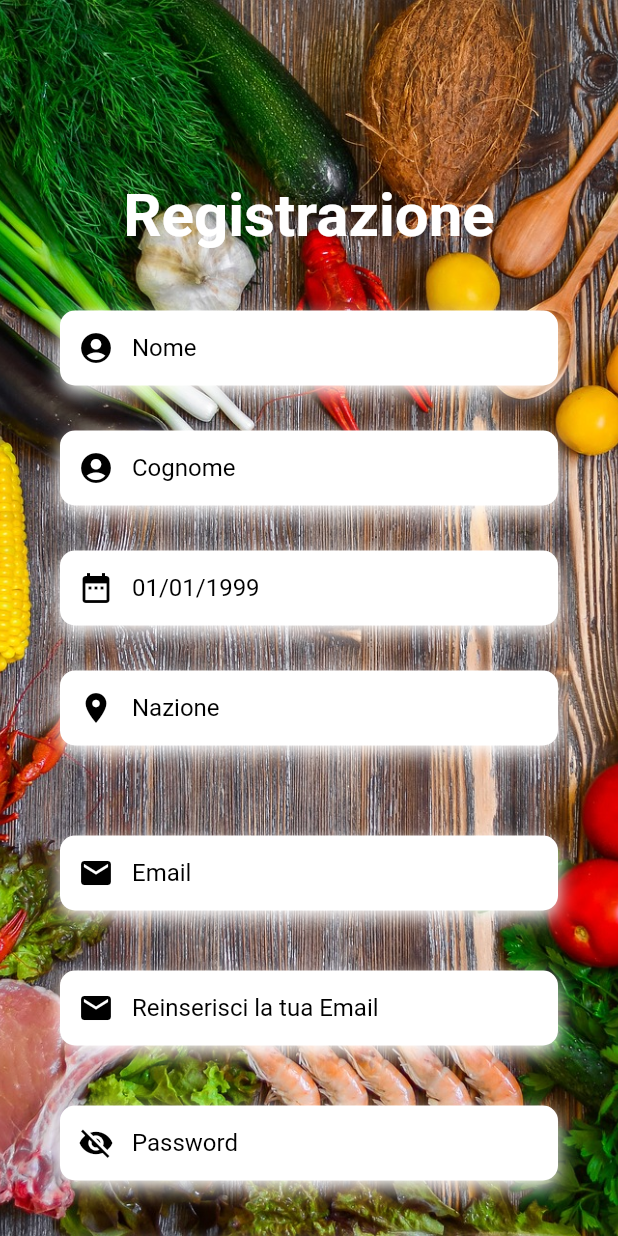
After one commit to MichCyb/Smart-food, a Flutter app: the screen it shows after launch, after a tap on an icon or button, on a phone screen of 412 x 824 dp. The commit adds this screen. Run offline on Flutter 3.47's test engine with Material 2 defaults, Android fonts, the phone set to English and light mode, and no system bars; our stand-ins replace email_validator, fluttertoast; Roboto replaces fonts that are missing (OpenSans).

Commit message:
New Update

```diff
--- a/lib/classes/login_page.dart
+++ b/lib/classes/login_page.dart
@@ -3,6 +3,7 @@ import 'package:flutter/material.dart';
 import 'package:flutter/services.dart';
 import 'package:email_validator/email_validator.dart';
 import 'package:fluttertoast/fluttertoast.dart';
+import 'package:smart_food/classes/register_page.dart';
 import '../constanti.dart';
 
 class LoginApp extends StatefulWidget {
@@ -24,16 +25,12 @@ class _LoginAppState extends State<LoginApp> {
     return Column(
       crossAxisAlignment: CrossAxisAlignment.start,
       children: <Widget>[
-        const Text(
-          'Email',
-          style: kLabelStyle,
-        ),
         const SizedBox(
           height: 10.0,
         ),
         Container(
           alignment: Alignment.centerLeft,
-          height: 60,
+          height: 50,
           decoration: kBoxDecorationStyle,
           child: TextFormField(
             controller: _emailCont,
@@ -54,7 +51,7 @@ class _LoginAppState extends State<LoginApp> {
               prefixIcon: Icon(
                 Icons.email,
                 color: Colors.black,),
-              hintText: "Inserisci la tua email",
+              hintText: "Email",
               hintStyle: kHintTextStyle,
             ),
           ),
@@ -76,13 +73,14 @@ class _LoginAppState extends State<LoginApp> {
         ),
         Container(
           alignment: Alignment.centerLeft,
-          height: 60,
+          height: 50,
           decoration: kBoxDecorationStyle,
           child: TextFormField(
             controller: _passCont,
             obscureText: !_isPassVisible,
             style: const TextStyle(
               color: Colors.black,
+              fontFamily: 'OpenSans',
             ),
             decoration: InputDecoration(
               border: InputBorder.none,
@@ -154,7 +152,7 @@ class _LoginAppState extends State<LoginApp> {
       child: ElevatedButton(
         style: ElevatedButton.styleFrom(
           elevation: 5.0,
-          padding: const EdgeInsets.all(15.0),
+          padding: const EdgeInsets.all(13.0),
           shape: RoundedRectangleBorder(
             borderRadius: BorderRadius.circular(30.0),
           ),
@@ -210,7 +208,13 @@ class _LoginAppState extends State<LoginApp> {
 
   Widget _buildSignupBtn() {
     return GestureDetector(
-      onTap: () => print('Sign Up Button Pressed'),
+      onTap: () {
+        Navigator
+         .push(
+          context,
+          MaterialPageRoute(builder: (context) => RegisterPage())
+        );
+      },
       child: RichText(
         text: TextSpan(
           children: [
--- /dev/null
+++ b/lib/classes/register_page.dart
@@ -0,0 +1,388 @@
+import 'package:flutter/cupertino.dart';
+import 'package:flutter/material.dart';
+import '../constanti.dart';
+import 'package:email_validator/email_validator.dart';
+import 'package:smart_food/constanti.dart';
+
+class RegisterPage extends StatefulWidget {
+  const RegisterPage({Key? key}) : super(key: key);
+
+  @override
+  _RegisterPageState createState() => _RegisterPageState();
+}
+
+class _RegisterPageState extends State<RegisterPage> {
+  @override
+  final _nomeCont = TextEditingController();
+  final _cognomeCont = TextEditingController();
+  final _dataCont = TextEditingController();
+  final _emailCont = TextEditingController();
+  bool _emailIsValid = false;
+  final _emailValCont = TextEditingController();
+  bool _emailValIsValid = false;
+  final _passCont = TextEditingController();
+  bool _isPassVisible = false;
+  final _passValCont = TextEditingController();
+  bool _isPassValVisible = false;
+
+  String _dataN = "";
+
+  Widget _NomeBuilder() {
+    return Column(
+     crossAxisAlignment: CrossAxisAlignment.start,
+     mainAxisAlignment: MainAxisAlignment.start,
+     children: <Widget>[
+       const SizedBox(
+         height: 10.0,
+       ),
+       Container(
+         alignment: Alignment.centerLeft,
+         height: 50,
+         decoration: kBoxDecorationStyle,
+         child: TextFormField(
+           controller: _cognomeCont,
+           keyboardType: TextInputType.name,
+           style: const TextStyle(
+             color: Colors.black,
+             fontFamily: 'OpenSans',
+           ),
+           decoration: const InputDecoration(
+             border: InputBorder.none,
+             contentPadding: EdgeInsets.only(top: 14.0),
+             prefixIcon: Icon(
+               Icons.account_circle,
+               color: Colors.black,
+             ),
+             hintText: "Nome",
+             hintStyle: kHintTextStyle,
+           ),
+         ),
+       ),
+     ],
+    );
+  }
+
+  Widget _CognomeBuilder() {
+    return Column(
+      crossAxisAlignment: CrossAxisAlignment.start,
+      mainAxisAlignment: MainAxisAlignment.start,
+      children: <Widget>[
+        Container(
+          alignment: Alignment.centerLeft,
+          height: 50,
+          decoration: kBoxDecorationStyle,
+          child: TextFormField(
+            controller: _nomeCont,
+            keyboardType: TextInputType.name,
+            style: const TextStyle(
+              color: Colors.black,
+              fontFamily: 'OpenSans',
+            ),
+            decoration: const InputDecoration(
+              border: InputBorder.none,
+              contentPadding: EdgeInsets.only(top: 14.0),
+              prefixIcon: Icon(
+                Icons.account_circle,
+                color: Colors.black,
+              ),
+              hintText: "Cognome",
+              hintStyle: kHintTextStyle,
+            ),
+          ),
+        ),
+      ],
+    );
+  }
+
+  Widget _DateBuilder() {
+    return Container(
+      alignment: Alignment.centerLeft,
+      height: 50,
+      decoration: kBoxDecorationStyle,
+      child: TextFormField(
+        controller: _dataCont,
+        keyboardType: TextInputType.datetime,
+        style: const TextStyle(
+          color: Colors.black,
+          fontFamily: 'OpenSans',
+        ),
+        decoration: const InputDecoration(
+          border: InputBorder.none,
+          contentPadding: EdgeInsets.only(top: 14.0),
+          prefixIcon: Icon(
+            Icons.date_range,
+            color: Colors.black,
+          ),
+          hintText: "01/01/1999",
+          hintStyle: kHintTextStyle,
+        ),
+      ),
+    );
+  }
+
+  Widget _NazioneBuilder() {
+    //DROPDOWN LIST - PROVA
+    return Container(
+      alignment: Alignment.centerLeft,
+      height: 50,
+      decoration: kBoxDecorationStyle,
+      child: TextFormField(
+        keyboardType: TextInputType.text,
+        style: const TextStyle(
+          color: Colors.black,
+          fontFamily: 'OpenSans',
+        ),
+        decoration: const InputDecoration(
+          border: InputBorder.none,
+          contentPadding: EdgeInsets.only(top: 14.0),
+          prefixIcon: Icon(
+            Icons.place,
+            color: Colors.black,
+          ),
+          hintText: "Nazione",
+          hintStyle: kHintTextStyle,
+        ),
+      ),
+    );
+  }
+
+  Widget _EmailBuilder() {
+    return Column(
+      crossAxisAlignment: CrossAxisAlignment.start,
+      children: <Widget>[
+        const SizedBox(
+          height: 10.0,
+        ),
+        Container(
+          alignment: Alignment.centerLeft,
+          height: 50,
+          decoration: kBoxDecorationStyle,
+          child: TextFormField(
+            controller: _emailCont,
+            validator: (email) {
+              if (email != null && EmailValidator.validate(email))
+                return null;
+              else
+                return "L'Email è sbagliata";
+            },
+            keyboardType: TextInputType.emailAddress,
+            style: const TextStyle(
+              color: Colors.black,
+              fontFamily: 'OpenSans',
+            ),
+            decoration: const InputDecoration(
+              border: InputBorder.none,
+              contentPadding: EdgeInsets.only(top: 14.0),
+              prefixIcon: Icon(
+                Icons.email,
+                color: Colors.black,),
+              hintText: "Email",
+              hintStyle: kHintTextStyle,
+            ),
+          ),
+        ),
+      ],
+    );
+  }
+
+  Widget _EmailValBuilder() {
+    return Column(
+      crossAxisAlignment: CrossAxisAlignment.start,
+      children: <Widget>[
+        const SizedBox(
+          height: 10.0,
+        ),
+        Container(
+          alignment: Alignment.centerLeft,
+          height: 50,
+          decoration: kBoxDecorationStyle,
+          child: TextFormField(
+            controller: _emailValCont,
+            validator: (email) {
+              if (email != null && EmailValidator.validate(email))
+                return null;
+              else
+                return "L'Email è sbagliata";
+            },
+            keyboardType: TextInputType.emailAddress,
+            style: const TextStyle(
+              color: Colors.black,
+              fontFamily: 'OpenSans',
+            ),
+            decoration: const InputDecoration(
+              border: InputBorder.none,
+              contentPadding: EdgeInsets.only(top: 14.0),
+              prefixIcon: Icon(
+                Icons.email,
+                color: Colors.black,),
+              hintText: "Reinserisci la tua Email",
+              hintStyle: kHintTextStyle,
+            ),
+          ),
+        ),
+      ],
+    );
+  }
+
+  Widget _PasswordBoxBuilder() {
+    return Column(
+      crossAxisAlignment: CrossAxisAlignment.start,
+      children: <Widget>[/*
+        const Text(
+          'Password',
+          style: kLabelStyle,
+        ),*/
+        const SizedBox(
+          height: 10.0,
+        ),
+        Container(
+          alignment: Alignment.centerLeft,
+          height: 50,
+          decoration: kBoxDecorationStyle,
+          child: TextFormField(
+            controller: _passCont,
+            obscureText: !_isPassVisible,
+            style: const TextStyle(
+              color: Colors.black,
+              fontFamily: 'OpenSans',
+            ),
+            decoration: InputDecoration(
+              border: InputBorder.none,
+              contentPadding: EdgeInsets.only(top: 14.0),
+              prefixIcon: IconButton(
+                onPressed: () {
+                  setState(() {
+                    _isPassVisible = !_isPassVisible;
+                  });
+                },
+                icon: _isPassVisible ? Icon(Icons.visibility, color: Colors.black,) : Icon(Icons.visibility_off, color: Colors.black,),
+              ),
+              hintText: "Password",
+              hintStyle: kHintTextStyle,
+            ),
+          ),
+        ),
+      ],
+    );
+  }
+
+  Widget _PasswordValBoxBuilder() {
+    return Column(
+      crossAxisAlignment: CrossAxisAlignment.start,
+      children: <Widget>[/*
+        const Text(
+          'Password',
+          style: kLabelStyle,
+        ),*/
+        const SizedBox(
+          height: 10.0,
+        ),
+        Container(
+          alignment: Alignment.centerLeft,
+          height: 50,
+          decoration: kBoxDecorationStyle,
+          child: TextFormField(
+            controller: _passValCont,
+            obscureText: !_isPassValVisible,
+            style: const TextStyle(
+              color: Colors.black,
+              fontFamily: 'OpenSans',
+            ),
+            decoration: InputDecoration(
+              border: InputBorder.none,
+              contentPadding: EdgeInsets.only(top: 14.0),
+              prefixIcon: IconButton(
+                onPressed: () {
+                  setState(() {
+                    _isPassValVisible = !_isPassValVisible;
+                  });
+                },
+                icon: _isPassValVisible ? Icon(Icons.visibility, color: Colors.black,) : Icon(Icons.visibility_off, color: Colors.black,),
+              ),
+              hintText: "Reinserisci la tua Password",
+              hintStyle: kHintTextStyle,
+            ),
+          ),
+        ),
+      ],
+    );
+  }
+
+  Widget build(BuildContext context) {
+    return Scaffold(
+      body: Stack(
+        //Widget uno sopra l'altro
+        children: [
+          //Vari figli
+          Container(
+            height: double.infinity, //Tutto schermo
+            width: double.infinity, //Tutto schermo
+            decoration: const BoxDecoration(
+              image: DecorationImage(
+                  image: AssetImage("assets/images/food_login_back.jpg"),
+                  fit: BoxFit.cover
+              ),
+            ),
+          ),
+          Container(
+            height: double.infinity,
+            width: double.infinity,
+            child: SingleChildScrollView(
+              physics: const AlwaysScrollableScrollPhysics(),
+              padding: const EdgeInsets.symmetric(
+                horizontal: 40.0,
+                vertical: 120.0,
+              ),
+              child: Column(
+                mainAxisAlignment: MainAxisAlignment.center,
+                children: <Widget>[
+                  const Text(
+                    "Registrazione",
+                    style: TextStyle(
+                      color: Colors.white,
+                      fontSize: 40.0,
+                      fontFamily: 'OpenSans',
+                      fontWeight: FontWeight.bold,
+                    ),
+                  ),
+                  const SizedBox(
+                    height: 30.0,
+                  ),
+                  _NomeBuilder(),
+                  const SizedBox(
+                    height: 30.0,
+                  ),
+                  _CognomeBuilder(),
+                  const SizedBox(
+                    height: 30.0,
+                  ),
+                  _DateBuilder(),
+                  const SizedBox(
+                    height: 30.0,
+                  ),
+                  _NazioneBuilder(),
+                  const SizedBox(
+                    height: 50.0,
+                  ),
+                  _EmailBuilder(),
+                  const SizedBox(
+                    height: 30.0,
+                  ),
+                  _EmailValBuilder(),
+                  const SizedBox(
+                    height: 30.0,
+                  ),
+                  _PasswordBoxBuilder(),
+                  const SizedBox(
+                    height: 30.0,
+                  ),
+                  _PasswordValBoxBuilder(),
+                ],
+              ),
+            ),
+          ),
+        ],
+      ),
+    );
+  }
+}
--- a/lib/constanti.dart
+++ b/lib/constanti.dart
@@ -2,6 +2,7 @@ import 'package:flutter/material.dart';
 
 const Color toastColorError = Colors.white;
 const Color toastBackColorError = Colors.red;
+const Color NormalText = Colors.black;
 
 
 const kHintTextStyle = TextStyle(
--- a/lib/main.dart
+++ b/lib/main.dart
@@ -1,4 +1,5 @@
 import 'package:flutter/material.dart';
+import 'package:smart_food/classes/register_page.dart';
 import 'classes/login_page.dart';
 
 void main() {
@@ -20,7 +21,7 @@ class _MyAppState extends State<MyApp> {
         brightness: Brightness.dark,
         primaryColor: const Color(0xFF527DAA),
         // font
-        fontFamily: 'Georgia',
+        fontFamily: 'OpenSans',
         //text style
         textTheme: const TextTheme(
           headline1: TextStyle(fontSize: 72.0, fontWeight: FontWeight.bold),
```
